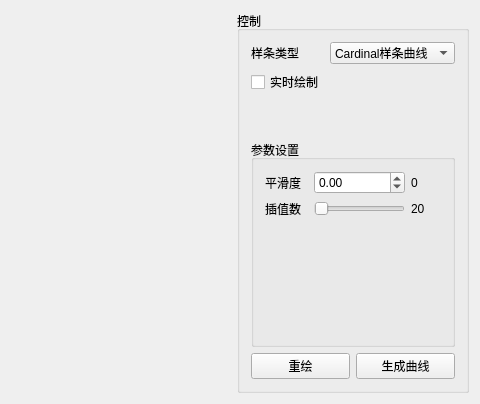
First picture: the form in mainwindow.ui, repository SabiAmeno/Spline, before the edit; both pictures show x 214 to 694 and y 0 to 404 of the 694 by 404 pixel window.
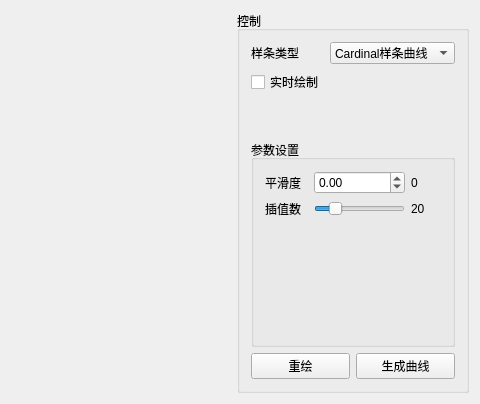
Second picture: the form after the edit. Custom widgets are drawn as their Qt base class.

Commit message: 修改Cardinal

Patch:
```diff
--- a/mainwindow.ui
+++ b/mainwindow.ui
@@ -100,10 +100,13 @@
           <item row="1" column="1" colspan="2">
            <widget class="QSlider" name="slider_2">
             <property name="minimum">
-             <number>2</number>
+             <number>20</number>
             </property>
             <property name="maximum">
-             <number>100</number>
+             <number>1000</number>
+            </property>
+            <property name="value">
+             <number>200</number>
             </property>
             <property name="orientation">
              <enum>Qt::Horizontal</enum>
```
The commit also changes 2 other files.
